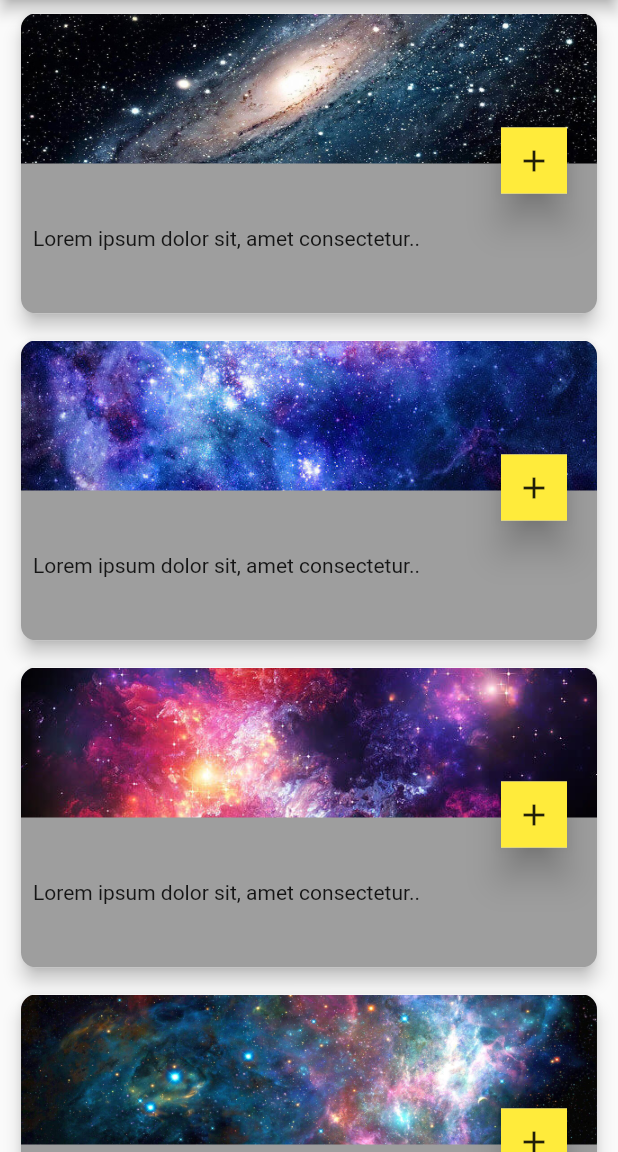
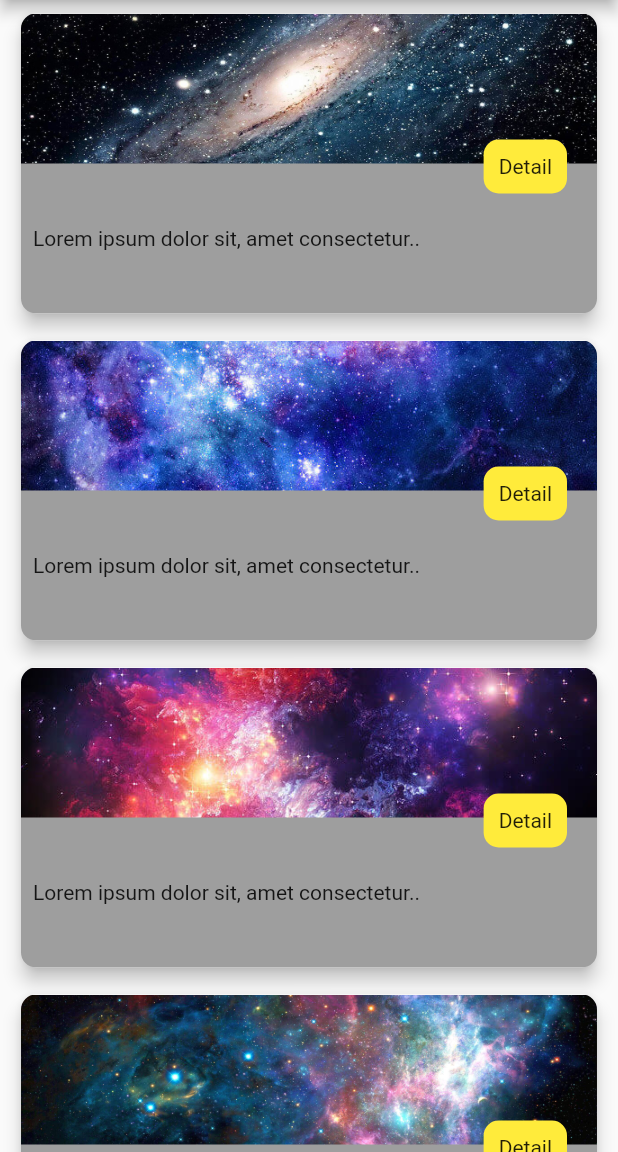
Before and after one commit to ViralBans/flutter_11, a Flutter app: the screen it shows after launch, on a phone screen of 412 x 824 dp, the part 84-1236 px from its top. Run offline on Flutter 3.47's test engine with Material 2 defaults, Android fonts, the phone set to English and light mode, and no system bars; our stand-ins replace go_router.

Commit message:
Незначительные изменения

```diff
--- a/lib/screen/home.dart
+++ b/lib/screen/home.dart
@@ -21,7 +21,12 @@ class _HomeState extends State<Home> {
           children: spaces
               .map(
                 (space) => GestureDetector(
-                  onTap: () => context.pushNamed('detail', params: <String, String>{'tag': space.id, 'description': space.description, 'image': space.image}),
+                  onTap: () => context.pushNamed('detail',
+                      params: <String, String>{
+                        'tag': space.id,
+                        'description': space.description,
+                        'image': space.image
+                      }),
                   child: Padding(
                     padding: const EdgeInsets.only(
                         left: 10, right: 10, top: 5, bottom: 5),
@@ -73,12 +78,18 @@ class _HomeState extends State<Home> {
                             right: 20,
                             child: Hero(
                               tag: '${space.id}-button',
-                              child: Material(
-                                elevation: 10,
-                                child: Container(
-                                  padding: const EdgeInsets.all(10),
+                              child: Container(
+                                decoration: const BoxDecoration(
                                   color: Colors.yellow,
-                                  child: const Icon(Icons.add),
+                                  borderRadius:
+                                      BorderRadius.all(Radius.circular(10.0)),
+                                ),
+                                padding: const EdgeInsets.all(10),
+                                child: const Material(
+                                  color: Colors.yellow,
+                                  child: Text(
+                                    'Detail',
+                                  ),
                                 ),
                               ),
                             ),
```
Also changed, not shown: lib/screen/detail.dart (+8 -5 lines).
